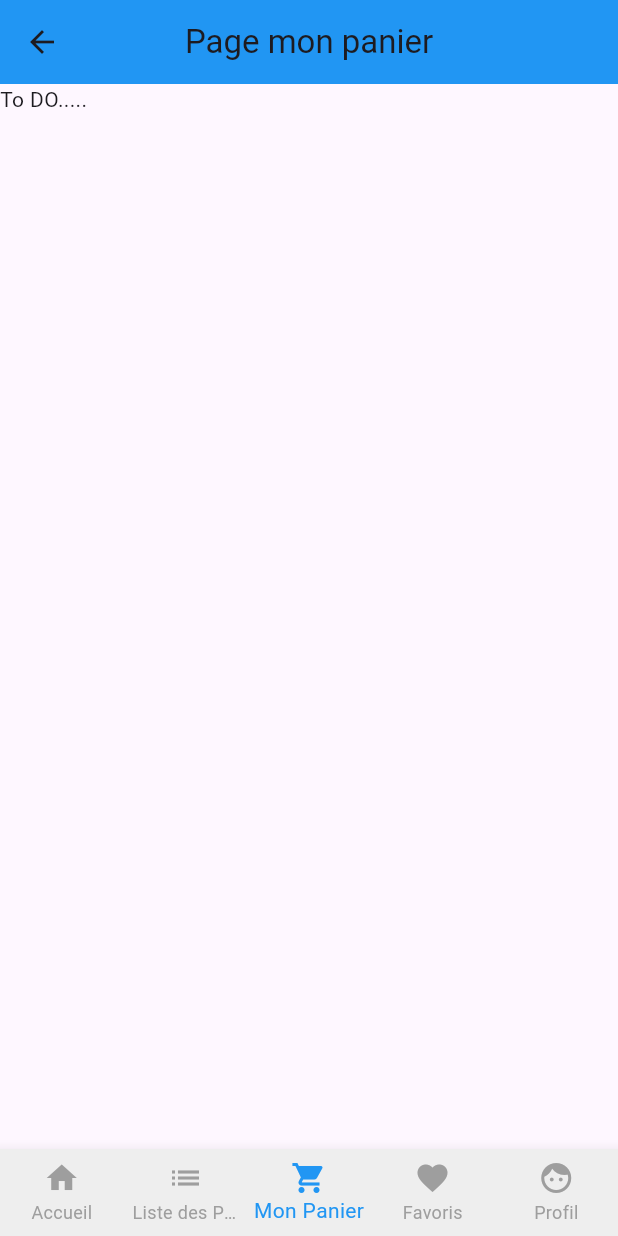
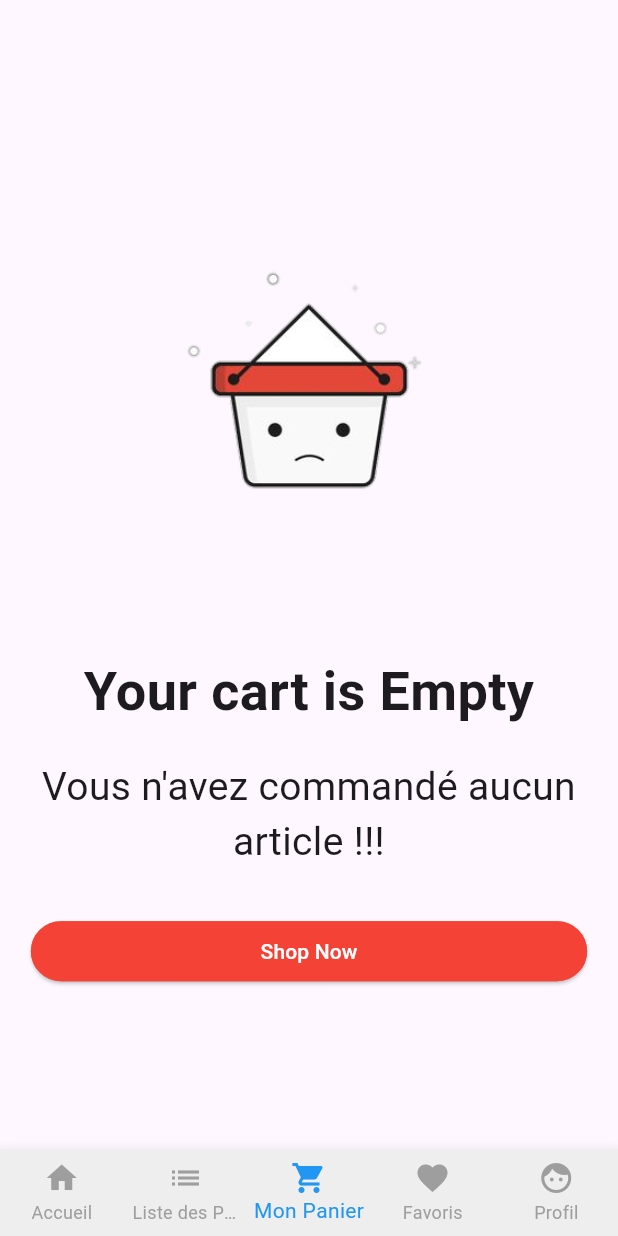
Before and after one commit to benjaziaPoly/25_26_4_DS_G3, a Flutter app: the BarreNavigationScreen screen opened directly, item 3 of the bottom bar chosen, on a phone screen of 412 x 824 dp. Run offline on Flutter 3.47's test engine with Material 3 defaults, Android fonts, the phone set to English and light mode, and no system bars; our stand-ins replace carousel_slider; network calls fail.

Commit message:
Implémentation du StateManger avec Provider: gestion Panier

```diff
--- a/lib/projet_e_commerce/model/class_produit.dart
+++ b/lib/projet_e_commerce/model/class_produit.dart
@@ -9,6 +9,7 @@ class Produit {
   String brand;
   String produitCategoryName;
   int quantity;
+
   Produit({
     required this.id,
     required this.title,
--- /dev/null
+++ b/lib/projet_e_commerce/model/class_produit_panier.dart
@@ -0,0 +1,23 @@
+class ProduitPanier {
+  String id = "";
+  String title = "";
+  String description = "";
+  double price = 0;//unitaire
+  String imageUrl = "";
+  int quantite = 0;//quantité a commandé
+
+  //Constructeur
+  ProduitPanier({
+    required this.id,
+    required this.title,
+    required this.description,
+    required this.price,
+    required this.imageUrl,
+    required this.quantite,
+  });
+
+  @override
+  String toString() {
+    return 'ProduitPanier(id: $id, title: $title,    price: $price, imageUrl: $imageUrl, quantite: $quantite)';
+  }
+}
--- /dev/null
+++ b/lib/projet_e_commerce/myWidgets/cart_empty.dart
@@ -0,0 +1,67 @@
+import 'package:flutter/material.dart';
+
+class CartEmpty extends StatelessWidget {
+  const CartEmpty({super.key});
+
+  @override
+  Widget build(BuildContext context) {
+    return Column(
+      mainAxisAlignment: MainAxisAlignment.center,
+      children: [
+        Container(
+          margin: const EdgeInsets.only(top: 50.0),
+          width: double.infinity,
+          height: MediaQuery.of(context).size.height * 0.3,
+          decoration: const BoxDecoration(
+            image: DecorationImage(
+              image: AssetImage('assets/img/emptycart.png'),
+              fit: BoxFit.cover,
+            ),
+          ),
+        ),
+        const SizedBox(height: 30.0),
+        Text(
+          "Your cart is Empty",
+          textAlign: TextAlign.center,
+          style: TextStyle(
+            color: Theme.of(context).textSelectionTheme.selectionColor,
+            fontSize: 36.0,
+            fontWeight: FontWeight.w600,
+          ),
+        ),
+        const SizedBox(height: 20.0),
+        Text(
+          "Vous n'avez commandé aucun article !!!",
+          textAlign: TextAlign.center,
+          style: TextStyle(
+            color: Theme.of(context).textSelectionTheme.selectionColor,
+            fontSize: 26.0,
+            fontWeight: FontWeight.w400,
+          ),
+        ),
+        const SizedBox(height: 30.0),
+        SizedBox(
+          width: MediaQuery.of(context).size.width * 0.9,
+          child: ElevatedButton(
+            onPressed: () {
+              Navigator.pushNamed(context, "listProduit");
+            },
+            style: ButtonStyle(
+              shape: WidgetStatePropertyAll(
+                RoundedRectangleBorder(
+                  borderRadius: BorderRadius.circular(20.0),
+                  side: const BorderSide(color: Colors.red),
+                ),
+              ),
+              backgroundColor: const WidgetStatePropertyAll(Colors.red),
+            ),
+            child: const Text(
+              'Shop Now',
+              style: TextStyle(color: Colors.white),
+            ),
+          ),
+        ),
+      ],
+    );
+  }
+}
--- a/lib/projet_e_commerce/pages/barre_navigation.dart
+++ b/lib/projet_e_commerce/pages/barre_navigation.dart
@@ -17,7 +17,7 @@ class _BarreNavigationScreenState extends State<BarreNavigationScreen> {
   List<Widget> mesPages = [
     HomePage(),
     ListProduitPage(),
-    PanierPage(),
+    PanierScreen(),
     FavoritePage(),
     UserInfoPage(),
   ];
--- a/lib/projet_e_commerce/pages/panier.dart
+++ b/lib/projet_e_commerce/pages/panier.dart
@@ -1,22 +1,84 @@
 import 'package:flutter/material.dart';
+import 'package:projet/projet_e_commerce/model/class_produit_panier.dart';
+import 'package:projet/projet_e_commerce/myWidgets/cart_empty.dart';
+import 'package:projet/projet_e_commerce/myWidgets/widget_produit_dans_panier.dart';
+import 'package:projet/projet_e_commerce/provider/cart_provider.dart';
+import 'package:provider/provider.dart';
 
-class PanierPage extends StatefulWidget {
-  const PanierPage({super.key});
+//uen classe STL
+class PanierScreen extends StatelessWidget {
+  const PanierScreen({super.key});
 
   @override
-  State<PanierPage> createState() => _MyWidgetState();
-}
+  Widget build(BuildContext context) {
+    List<ProduitPanier> contenuPanier = Provider.of<PanierProvider>(
+      context,
+    ).Panier;
+    print("xxxTAILLE PANIER=" + contenuPanier.length.toString());
 
-class _MyWidgetState extends State<PanierPage> {
-  @override
-  Widget build(BuildContext context) {
-    return Scaffold(
-      appBar: AppBar(
-        title: Text("Page mon panier"),
-        centerTitle: true,
-        backgroundColor: Colors.blue,
+    return contenuPanier.isEmpty
+        ? Scaffold(body: CartEmpty())
+        : Scaffold(
+            //bottomSheet: chekcoutsection(cartProvider.totalAmount),
+            appBar: AppBar(
+              title: Text("Nombre Produit:" + contenuPanier.length.toString()),
+              actions: [
+                IconButton(onPressed: () {}, icon: const Icon(Icons.remove)),
+              ],
+            ),
+            body: Padding(
+              padding: const EdgeInsets.only(bottom: 120),
+              child: ListView.builder(
+                itemCount: contenuPanier.length,
+                itemBuilder: (BuildContext ctx, int index) {
+                  return WidgetProduitPanier(
+                    produitPanier: contenuPanier[index],
+                  );
+                },
+              ),
+            ),
+          );
+
+    //CartEmpty(),
+  }
+
+  Widget chekcoutsection(double total) {
+    return Container(
+      decoration: const BoxDecoration(
+        border: Border(top: BorderSide(color: Colors.grey, width: 0.5)),
       ),
-      body: Text("To DO....."),
+      child: Padding(
+        padding: const EdgeInsets.all(8.0),
+        child: Row(
+          mainAxisAlignment: MainAxisAlignment.spaceAround,
+          children: [
+            ElevatedButton(
+              onPressed: () {},
+              style: ButtonStyle(
+                backgroundColor: const WidgetStatePropertyAll(Colors.red),
+                shape: WidgetStatePropertyAll(
+                  RoundedRectangleBorder(
+                    borderRadius: BorderRadius.circular(20.0),
+                  ),
+                ),
+              ),
+              child: const Text(
+                "Checkout",
+                style: TextStyle(color: Colors.black),
+              ),
+            ),
+            const SizedBox(width: 20),
+            const Text("Total", style: TextStyle(color: Colors.black)),
+            Text(
+              total.toString(),
+              style: const TextStyle(
+                color: Colors.blueAccent,
+                fontWeight: FontWeight.w600,
+              ),
+            ),
+          ],
+        ),
+      ),
     );
   }
 }
--- a/lib/projet_e_commerce/tmp.txt
+++ b/lib/projet_e_commerce/tmp.txt
@@ -5,3 +5,7 @@ STF N etat => setState
   - dans une Classe de type STF
   - Etat LOCAL
   probleme: Acces etat depuis d'autre page
+  Via des extension : StateManager :
+     Provider => TP
+    RiverPAd => Mini Projet
+    BLOC
--- a/pubspec.yaml
+++ b/pubspec.yaml
@@ -35,6 +35,7 @@ dependencies:
   # Use with the CupertinoIcons class for iOS style icons.
   cupertino_icons: ^1.0.8
   carousel_slider: ^5.1.2
+  provider: ^6.1.5+1
 
 dev_dependencies:
   flutter_test:
```
Also changed, not shown: lib/projet_e_commerce/main.dart (+11 -2 lines), lib/projet_e_commerce/myWidgets/widget_produit_dans_panier.dart (added, +155 -0 lines), lib/projet_e_commerce/pages/produit_detail.dart (+18 -2 lines), lib/projet_e_commerce/provider/cart_provider.dart (added, +34 -0 lines), pubspec.lock.
